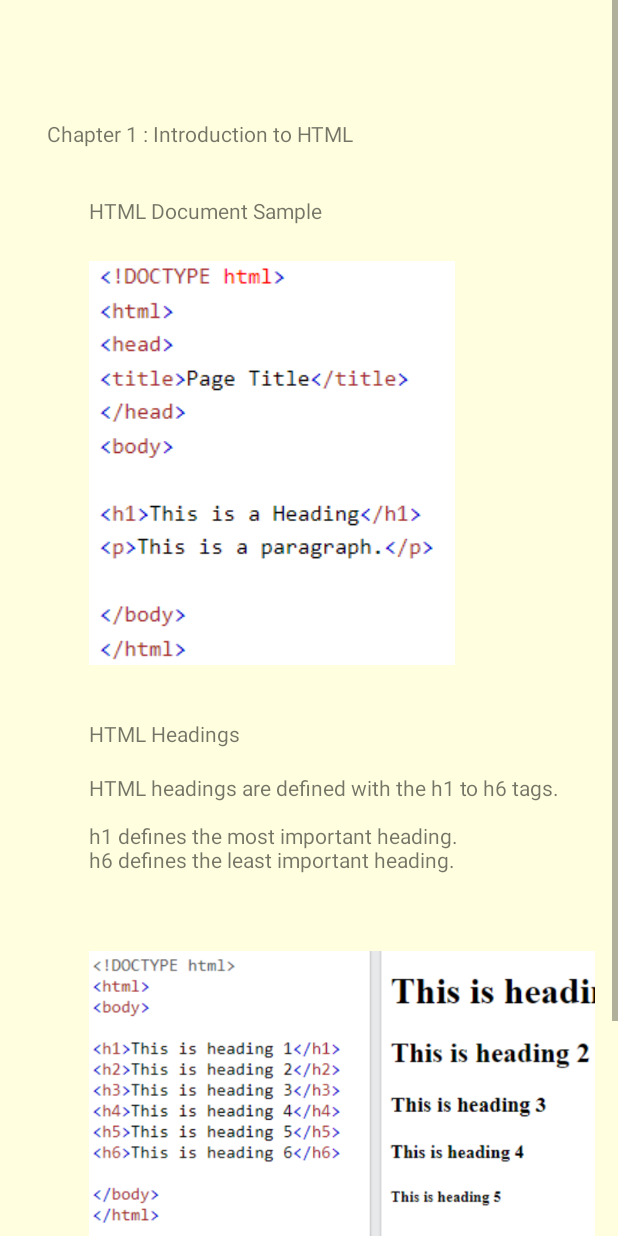
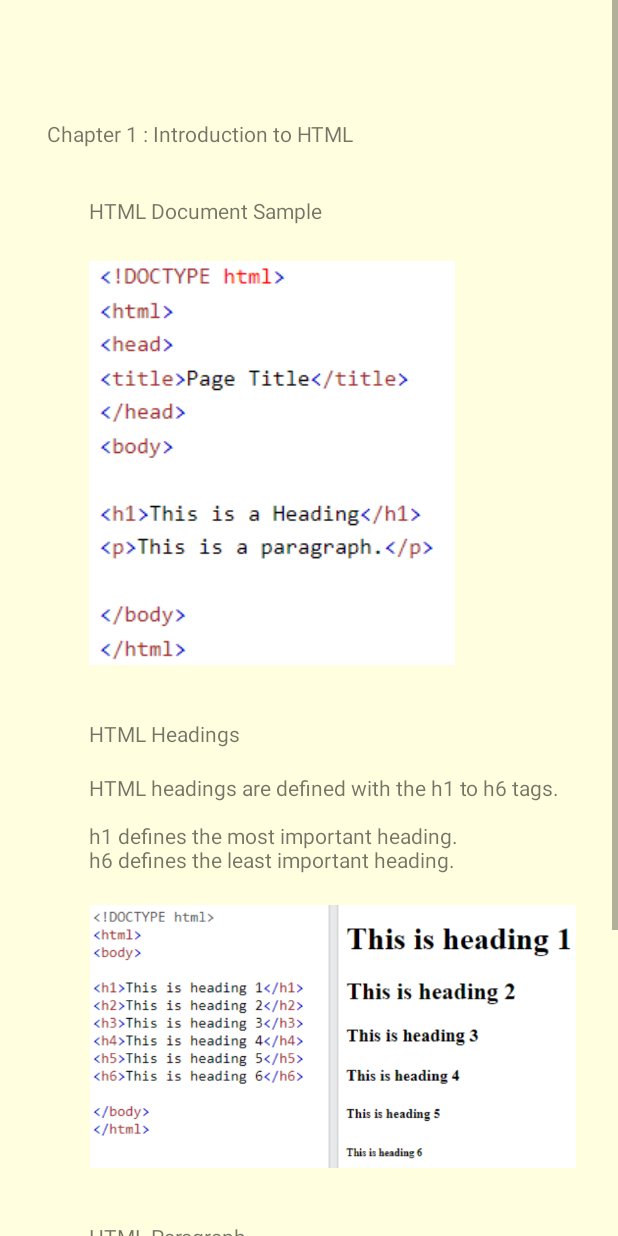
Before and after one commit to victorwong02/funLearning, an Android app: the layout lesson_html_chp1.xml on its own in the app's theme, with its tools: preview values and no code run, on a phone screen of 412 x 824 dp. Run offline under Robolectric (Android 15) with nearby library versions, the phone set to English and light mode, and no system bars.

Commit message:
edit lesson_html_chp1.xml, string.xml

```diff
--- a/app/src/main/res/layout/lesson_html_chp1.xml
+++ b/app/src/main/res/layout/lesson_html_chp1.xml
@@ -7,7 +7,6 @@
     tools:context=".lesson_html_chp1">
 
     <ScrollView
-        xmlns:android="http://schemas.android.com/apk/res/android"
         android:layout_width="fill_parent"
         android:layout_height="fill_parent">
 
@@ -66,8 +65,8 @@
 
             <ImageView
                 android:id="@+id/HTML_heading_sample_pic"
-                android:layout_width="wrap_content"
-                android:layout_height="wrap_content"
+                android:layout_width="325dp"
+                android:layout_height="175dp"
                 android:layout_marginTop="88dp"
                 app:layout_constraintStart_toStartOf="@+id/HTML_heading_des"
                 app:layout_constraintTop_toTopOf="@+id/HTML_heading_des"
@@ -91,20 +90,37 @@
                 app:layout_constraintStart_toStartOf="@+id/HTML_paragraph_title"
                 app:layout_constraintTop_toBottomOf="@+id/HTML_paragraph_title" />
 
+            <ImageView
+                android:id="@+id/HTML_paragraph_sample_pic"
+                android:layout_width="334dp"
+                android:layout_height="123dp"
+                android:layout_marginTop="12dp"
+                app:layout_constraintStart_toStartOf="@+id/HTML_paragraph_des"
+                app:layout_constraintTop_toBottomOf="@+id/HTML_paragraph_des"
+                app:srcCompat="@drawable/html_paragraph_sample" />
 
+            <TextView
+                android:id="@+id/HTML_link_title"
+                android:layout_width="wrap_content"
+                android:layout_height="wrap_content"
+                android:layout_marginTop="36dp"
+                android:text="@string/htmlLinkTitle"
+                app:layout_constraintStart_toStartOf="@+id/HTML_paragraph_sample_pic"
+                app:layout_constraintTop_toBottomOf="@+id/HTML_paragraph_sample_pic" />
 
-
-
+            <TextView
+                android:id="@+id/abs"
+                android:layout_width="wrap_content"
+                android:layout_height="wrap_content"
+                android:layout_marginTop="36dp"
+                android:text="@string/htmlLinkTitle"
+                app:layout_constraintStart_toStartOf="@+id/HTML_paragraph_sample_pic"
+                app:layout_constraintTop_toBottomOf="@+id/HTML_paragraph_sample_pic" />
 
         </androidx.constraintlayout.widget.ConstraintLayout>
-
-
-
-
 
 
     </ScrollView>
 
 
-
 </FrameLayout>
--- a/app/src/main/res/values/strings.xml
+++ b/app/src/main/res/values/strings.xml
@@ -24,6 +24,8 @@
                 <string name="htmlHeadingDes">HTML headings are defined with the h1 to h6 tags.\n\nh1 defines the most important heading.\nh6 defines the least important heading.</string>
                 <string name="htmlParagraphTitle">HTML Paragraph</string>
                 <string name="htmlParagraphDes">HTML paragraphs are defined with the p tag:</string>
+                <string name="htmlLinkTitle">HTML Links</string>
+                <string name="htmlLinkDes">HTML links are defined with the a tag:</string>
 
 
 
```
Also changed, not shown: app/src/main/res/drawable/html_paragraph_sample.png (added).
